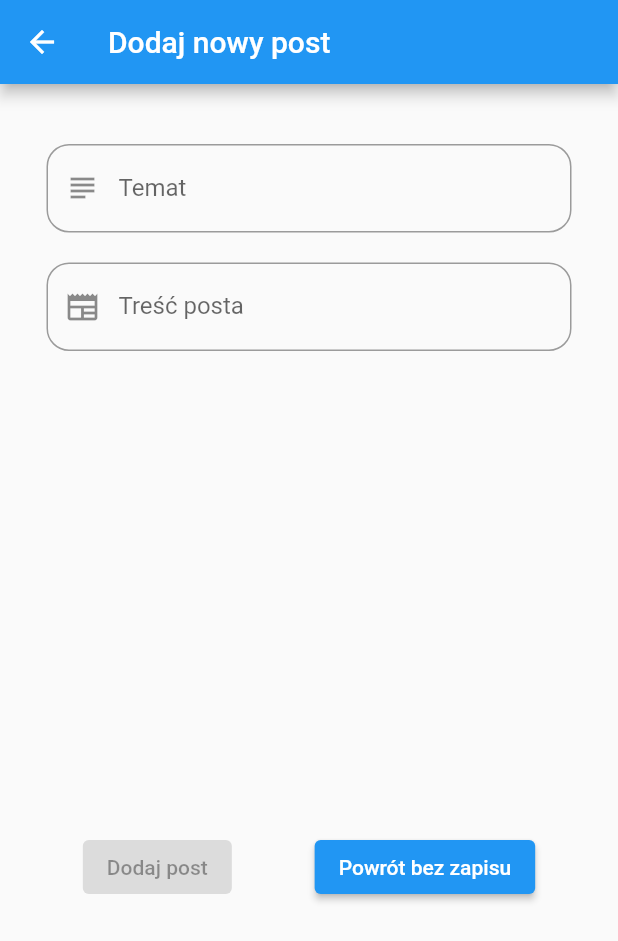
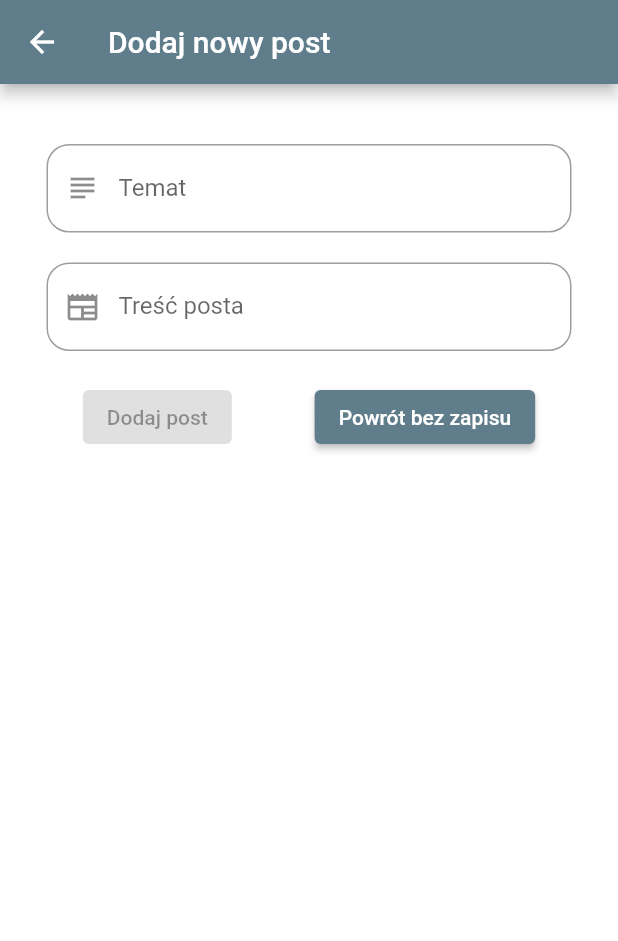
Before and after one commit to michaell931/estate_community_app, a Flutter app: the HomePage screen opened directly with empty values, item 3 of the bottom bar chosen, after a tap on the "add" icon, on a phone screen of 412 x 824 dp. Shown: the top 941 px of the screen. Run offline on Flutter 3.47's test engine with Material 2 defaults, Android fonts, the phone set to English and light mode, and no system bars; our stand-ins replace cloud_firestore, firebase_auth, firebase_core, google_fonts; accounts and stored records are empty.

Commit message:
make color changes

```diff
--- a/lib/app/app.dart
+++ b/lib/app/app.dart
@@ -13,7 +13,7 @@ class MyApp extends StatelessWidget {
       debugShowCheckedModeBanner: false,
       title: 'Estate Community App',
       theme: ThemeData(
-        primarySwatch: Colors.blue,
+        primarySwatch: Colors.blueGrey,
       ),
       home: const StartingPage(),
     );
--- a/lib/app/features/add/add_page.dart
+++ b/lib/app/features/add/add_page.dart
@@ -18,6 +18,7 @@ class _AddPageState extends State<AddPage> {
   @override
   Widget build(BuildContext context) {
     return Scaffold(
+      backgroundColor: Colors.white,
       appBar: AppBar(
         //przycisk + do ustalenia
         // actions: [
@@ -81,7 +82,7 @@ class _AddPageState extends State<AddPage> {
               ),
             ),
             const SizedBox(
-              height: 320,
+              height: 20,
             ),
             Row(
               mainAxisAlignment: MainAxisAlignment.spaceEvenly,
--- a/lib/app/features/forum/forum_page.dart
+++ b/lib/app/features/forum/forum_page.dart
@@ -52,7 +52,7 @@ class PostWidget extends StatelessWidget {
   @override
   Widget build(BuildContext context) {
     return Container(
-      color: Colors.lime,
+      color: Colors.limeAccent,
       padding: const EdgeInsets.all(50),
       margin: const EdgeInsets.all(20),
       child: Text(title),
--- a/lib/app/features/home/home_page.dart
+++ b/lib/app/features/home/home_page.dart
@@ -21,7 +21,7 @@ class _HomePageState extends State<HomePage> {
   @override
   Widget build(BuildContext context) {
     return Scaffold(
-      backgroundColor: Colors.blueGrey,
+      backgroundColor: Colors.black,
       appBar: AppBar(
         actions: [
           Builder(builder: (context) {
@@ -68,7 +68,17 @@ class _HomePageState extends State<HomePage> {
         }
         return UserPage(email: widget.user.email);
       }),
-      bottomNavigationBar: BottomNavigationBar(
+      bottomNavigationBar: Theme(
+        data: Theme.of(context).copyWith(
+            // sets the background color of the `BottomNavigationBar`
+            canvasColor: Colors.transparent,
+            // sets the active color of the `BottomNavigationBar` if `Brightness` is light
+            primaryColor: Colors.yellow,
+            textTheme: Theme.of(context).textTheme.copyWith(
+                bodySmall: const TextStyle(
+                    color: Colors
+                        .yellow))), // sets the inactive color of the `BottomNavigationBar`
+        child: BottomNavigationBar(
           currentIndex: currentIndex,
           onTap: (newIndex) {
             setState(() {
@@ -85,8 +95,7 @@ class _HomePageState extends State<HomePage> {
             BottomNavigationBarItem(
                 icon: Icon(Icons.person), label: 'Moje konto'),
           ],
-        fixedColor: Colors.blue,
-        unselectedItemColor: Colors.blue,
+        ),
       ),
     );
   }
--- a/lib/app/features/user/user_page.dart
+++ b/lib/app/features/user/user_page.dart
@@ -21,6 +21,7 @@ class UserPage extends StatelessWidget {
             style: const TextStyle(
               fontSize: 17,
               fontWeight: FontWeight.bold,
+              color: Colors.white,
             ),
           ),
           const SizedBox(
```
Also changed, not shown: pubspec.lock. Lines whose indentation alone changed are shown as unchanged.
